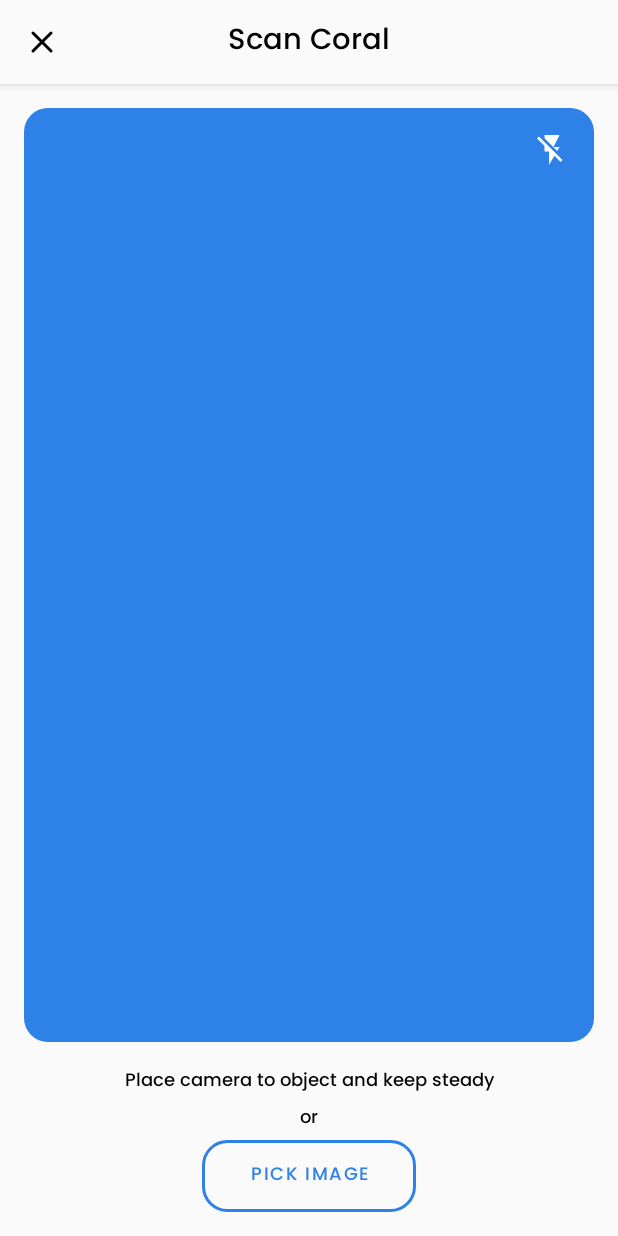
After one commit to sayapakailinuxpak/Coral-ID, an Android app: the ScanFragment screen opened through its navigation route, on a phone screen of 412 x 824 dp. The commit adds this screen. Run offline under Robolectric (Android 15) with nearby library versions, the phone set to English and light mode, and no system bars.

Commit message:
set simple scan UI, adapter and view model for result

```diff
--- a/mobile/app/src/main/AndroidManifest.xml
+++ b/mobile/app/src/main/AndroidManifest.xml
@@ -3,6 +3,10 @@
     package="com.bangkitcapstone.coral_id">
 
     <uses-permission android:name="android.permission.INTERNET" />
+<!--    <uses-permission android:name="android.permission.CAMERA" />-->
+<!--    <uses-permission android:name="android.permission.WRITE_EXTERNAL_STORAGE" />-->
+
+<!--    <uses-feature android:name="android.hardware.camera" android:required="false" />-->
 
     <application
         android:allowBackup="true"
--- a/mobile/app/src/main/java/com/bangkitcapstone/coral_id/data/DataCoral.kt
+++ b/mobile/app/src/main/java/com/bangkitcapstone/coral_id/data/DataCoral.kt
@@ -2,6 +2,7 @@ package com.bangkitcapstone.coral_id.data
 
 data class DataCoral(
     val id: Int = 0,
+    val type: String? = null,
     val name: String? = null,
     val family: String? = null,
     val genus: String? = null,
@@ -10,5 +11,6 @@ data class DataCoral(
     val characteristics: String? = null,
     val color: String? = null,
     val similar: String? = null,
-    val distribution: String? = null
+    val distribution: String? = null,
+    val image: String? = null
 )
--- /dev/null
+++ b/mobile/app/src/main/java/com/bangkitcapstone/coral_id/ui/scan/ScanFragment.kt
@@ -0,0 +1,54 @@
+package com.bangkitcapstone.coral_id.ui.scan
+
+import android.os.Bundle
+import android.view.LayoutInflater
+import android.view.View
+import android.view.ViewGroup
+import android.view.animation.AlphaAnimation
+import android.widget.Toast
+import androidx.fragment.app.Fragment
+import androidx.navigation.fragment.findNavController
+import com.bangkitcapstone.coral_id.R
+import com.bangkitcapstone.coral_id.databinding.FragmentScanBinding
+
+
+class ScanFragment : Fragment(), View.OnClickListener {
+
+    private var _binding : FragmentScanBinding? = null
+    private val binding get() = _binding
+    private val buttonClick = AlphaAnimation(2f, 0.5f)
+
+    override fun onCreateView(
+        inflater: LayoutInflater, container: ViewGroup?,
+        savedInstanceState: Bundle?
+    ): View? {
+        // Inflate the layout for this fragment
+        _binding = FragmentScanBinding.inflate(layoutInflater, container, false)
+        return binding?.root
+    }
+
+    override fun onViewCreated(view: View, savedInstanceState: Bundle?) {
+        super.onViewCreated(view, savedInstanceState)
+        binding?.btnFlash?.setOnClickListener(this)
+        binding?.btnPickImage?.setOnClickListener(this)
+    }
+
+    override fun onClick(v: View?) {
+        when(v?.id) {
+            R.id.btn_flash -> {
+                v.startAnimation(buttonClick)
+                Toast.makeText(context, "Turn on Flash", Toast.LENGTH_SHORT).show()
+            }
+            R.id.btn_pick_image -> {
+                v.startAnimation(buttonClick)
+                Toast.makeText(context, "Pick Image", Toast.LENGTH_SHORT).show()
+                findNavController().navigate(R.id.action_scanFragment_to_resultFragment)
+            }
+        }
+    }
+
+    override fun onDestroyView() {
+        super.onDestroyView()
+        _binding = null
+    }
+}
--- /dev/null
+++ b/mobile/app/src/main/res/drawable/camera_stroke.xml
@@ -0,0 +1,6 @@
+<?xml version="1.0" encoding="utf-8"?>
+<shape xmlns:android="http://schemas.android.com/apk/res/android"
+    android:shape="rectangle">
+    <solid android:color="@color/primaryColor" />
+    <corners android:radius="16dp" />
+</shape>
--- /dev/null
+++ b/mobile/app/src/main/res/drawable/ic_flash_off.xml
@@ -0,0 +1,5 @@
+<vector android:height="24dp" android:tint="#FFFFFF"
+    android:viewportHeight="24" android:viewportWidth="24"
+    android:width="24dp" xmlns:android="http://schemas.android.com/apk/res/android">
+    <path android:fillColor="@android:color/white" android:pathData="M3.27,3L2,4.27l5,5V13h3v9l3.58,-6.14L17.73,20 19,18.73 3.27,3zM17,10h-4l4,-8H7v2.18l8.46,8.46L17,10z"/>
+</vector>
--- /dev/null
+++ b/mobile/app/src/main/res/drawable/rounded_button.xml
@@ -0,0 +1,10 @@
+<?xml version="1.0" encoding="utf-8"?>
+<shape xmlns:android="http://schemas.android.com/apk/res/android" android:shape="rectangle" android:padding="10dp">
+    <solid android:color="@android:color/transparent"/>
+    <stroke android:width="2dp" android:color="@color/primaryColor"/>
+    <corners
+        android:bottomRightRadius="16dp"
+        android:bottomLeftRadius="16dp"
+        android:topLeftRadius="16dp"
+        android:topRightRadius="16dp"/>
+</shape>
--- /dev/null
+++ b/mobile/app/src/main/res/layout/fragment_scan.xml
@@ -0,0 +1,104 @@
+<?xml version="1.0" encoding="utf-8"?>
+<androidx.constraintlayout.widget.ConstraintLayout xmlns:android="http://schemas.android.com/apk/res/android"
+    xmlns:tools="http://schemas.android.com/tools"
+    android:layout_width="match_parent"
+    android:layout_height="match_parent"
+    xmlns:app="http://schemas.android.com/apk/res-auto"
+    android:background="@color/backgroundColor"
+    tools:context=".ui.scan.ScanFragment">
+
+    <com.google.android.material.appbar.AppBarLayout
+        android:id="@+id/app_bar"
+        android:layout_width="match_parent"
+        android:layout_height="wrap_content"
+        android:elevation="0dp"
+        app:layout_constraintEnd_toEndOf="parent"
+        app:layout_constraintStart_toStartOf="parent"
+        app:layout_constraintTop_toTopOf="parent">
+
+        <com.google.android.material.appbar.CollapsingToolbarLayout
+            android:layout_width="match_parent"
+            android:layout_height="match_parent">
+
+            <com.google.android.material.appbar.MaterialToolbar
+                android:id="@+id/mtoolbar_detail"
+                style="@style/Widget.Coral_ID.Toolbar"
+                android:layout_width="match_parent"
+                android:layout_height="?actionBarSize"
+                app:navigationIcon="@drawable/ic_close" />
+
+            <TextView
+                android:id="@+id/text_toolbar_title"
+                style="@style/TextAppearance.Coral_ID.Toolbar"
+                android:layout_width="wrap_content"
+                android:layout_height="wrap_content"
+                android:layout_gravity="center_horizontal|center_vertical"
+                android:text="@string/scan_coral" />
+
+        </com.google.android.material.appbar.CollapsingToolbarLayout>
+
+    </com.google.android.material.appbar.AppBarLayout>
+
+    <FrameLayout
+        android:id="@+id/camera_preview"
+        android:layout_width="match_parent"
+        android:layout_height="0dp"
+        android:layout_weight="1"
+        android:background="@drawable/camera_stroke"
+        android:layout_margin="16dp"
+        app:layout_constraintBottom_toTopOf="@+id/linearLayout"
+        app:layout_constraintTop_toBottomOf="@+id/app_bar" />
+
+    <ImageButton
+        android:id="@+id/btn_flash"
+        android:layout_width="wrap_content"
+        android:layout_height="wrap_content"
+        android:layout_marginTop="16dp"
+        android:layout_marginEnd="16dp"
+        android:src="@drawable/ic_flash_off"
+        android:background="?selectableItemBackgroundBorderless"
+        app:layout_constraintEnd_toEndOf="@+id/camera_preview"
+        app:layout_constraintTop_toTopOf="@+id/camera_preview"
+        android:contentDescription="@string/flash_config" />
+
+    <LinearLayout
+        android:id="@+id/linearLayout"
+        android:layout_width="match_parent"
+        android:layout_height="wrap_content"
+        android:orientation="vertical"
+        android:layout_marginBottom="16dp"
+        app:layout_constraintBottom_toBottomOf="parent">
+
+        <TextView
+            android:layout_width="match_parent"
+            android:layout_height="wrap_content"
+            style="@style/TextAppearance.Coral_ID.Toolbar"
+            android:text="@string/camera_suggestion"
+            android:textAlignment="center"
+            android:textSize="12sp"/>
+
+        <TextView
+            android:layout_width="match_parent"
+            android:layout_height="wrap_content"
+            android:layout_marginTop="4dp"
+            style="@style/TextAppearance.Coral_ID.Toolbar"
+            android:text="@string/or"
+            android:textAlignment="center"
+            android:textSize="12sp"/>
+
+        <Button
+            android:id="@+id/btn_pick_image"
+            android:layout_width="wrap_content"
+            android:layout_height="wrap_content"
+            android:text="@string/button_scan"
+            android:textSize="12sp"
+            android:layout_marginTop="4dp"
+            android:fontFamily="@font/poppins_medium"
+            android:textColor="@color/primaryColor"
+            android:paddingLeft="32dp"
+            android:paddingRight="32dp"
+            android:background="@drawable/rounded_button"
+            android:layout_gravity="center"/>
+    </LinearLayout>
+
+</androidx.constraintlayout.widget.ConstraintLayout>
--- a/mobile/app/src/main/res/navigation/nav.xml
+++ b/mobile/app/src/main/res/navigation/nav.xml
@@ -8,5 +8,23 @@
         android:id="@+id/homeFragment"
         android:name="com.bangkitcapstone.coral_id.ui.home.HomeFragment"
         android:label="fragment_home"
-        tools:layout="@layout/fragment_home" />
+        tools:layout="@layout/fragment_home" >
+        <action
+            android:id="@+id/action_homeFragment_to_scanFragment"
+            app:destination="@id/scanFragment" />
+    </fragment>
+    <fragment
+        android:id="@+id/scanFragment"
+        android:name="com.bangkitcapstone.coral_id.ui.scan.ScanFragment"
+        android:label="fragment_scan"
+        tools:layout="@layout/fragment_scan" >
+        <action
+            android:id="@+id/action_scanFragment_to_resultFragment"
+            app:destination="@id/resultFragment" />
+    </fragment>
+    <fragment
+        android:id="@+id/resultFragment"
+        android:name="com.bangkitcapstone.coral_id.ui.result.ResultFragment"
+        android:label="fragment_result"
+        tools:layout="@layout/fragment_result" />
 </navigation>
--- a/mobile/app/src/main/res/values/strings.xml
+++ b/mobile/app/src/main/res/values/strings.xml
@@ -6,4 +6,9 @@
     <string name="hard_coral">HARD CORAL</string>
     <string name="acropora_brueggemanni">Acropora brueggemanni</string>
     <string name="button_coral_detail">Button coral detail</string>
+    <string name="scan_coral">Scan Coral</string>
+    <string name="camera_suggestion">Place camera to object and keep steady</string>
+    <string name="button_scan">Pick Image</string>
+    <string name="or">or</string>
+    <string name="flash_config">Pengaturan Senter</string>
 </resources>
--- a/mobile/app/src/main/res/values/themes.xml
+++ b/mobile/app/src/main/res/values/themes.xml
@@ -29,5 +29,4 @@
         <item name="fontFamily">@font/poppins_regular</item>
         <item name="android:textColor">@color/secondaryTextColor</item>
     </style>
-
 </resources>
```
Also changed, not shown: mobile/app/src/main/java/com/bangkitcapstone/coral_id/ui/home/HomeFragment.kt (+9 -2 lines), mobile/app/src/main/java/com/bangkitcapstone/coral_id/ui/result/ResultAdapter.kt (+46 -1 lines), mobile/app/src/main/java/com/bangkitcapstone/coral_id/ui/result/ResultFragment.kt (+18 -2 lines), mobile/app/src/main/java/com/bangkitcapstone/coral_id/ui/result/ResultViewModel.kt (added, +9 -0 lines), mobile/app/src/main/java/com/bangkitcapstone/coral_id/utils/DataDummy.kt (+23 -1 lines).
